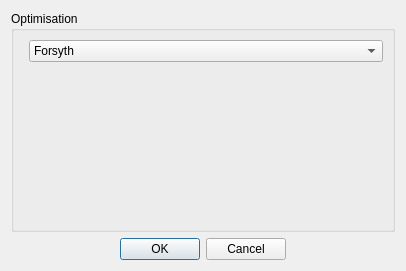
First picture: the form in src/ui/ExportDialog.ui, repository Warzone2100/WMIT, before the edit.
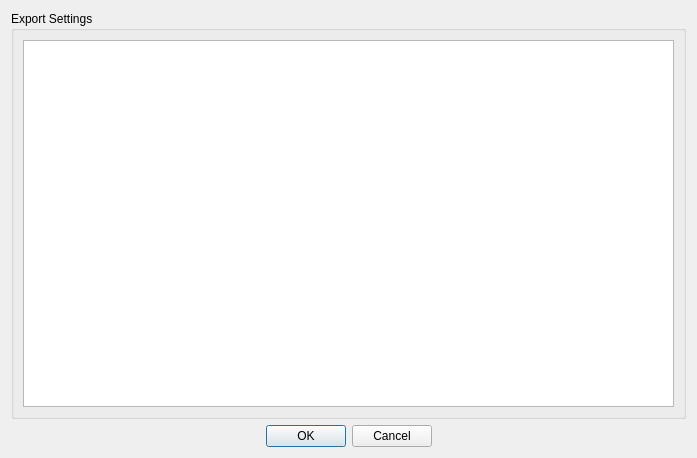
Second picture: the form after the edit.

Commit message: [WIP] Add proper export dialog for PIE format.

```diff
--- a/src/ui/ExportDialog.ui
+++ b/src/ui/ExportDialog.ui
@@ -6,8 +6,8 @@
    <rect>
     <x>0</x>
     <y>0</y>
-    <width>406</width>
-    <height>271</height>
+    <width>697</width>
+    <height>458</height>
    </rect>
   </property>
   <property name="windowTitle">
@@ -17,25 +17,11 @@
    <item>
     <widget class="QGroupBox" name="groupBox_2">
      <property name="title">
-      <string>Optimisation</string>
+      <string>Export Settings</string>
      </property>
-     <layout class="QFormLayout" name="formLayout">
-      <property name="fieldGrowthPolicy">
-       <enum>QFormLayout::AllNonFixedFieldsGrow</enum>
-      </property>
-      <item row="0" column="1">
-       <widget class="QComboBox" name="comboBox">
-        <item>
-         <property name="text">
-          <string>Forsyth</string>
-         </property>
-        </item>
-        <item>
-         <property name="text">
-          <string>None</string>
-         </property>
-        </item>
-       </widget>
+     <layout class="QVBoxLayout" name="verticalLayout">
+      <item>
+       <widget class="QTableView" name="tvExportCaps"/>
       </item>
      </layout>
     </widget>
```
Left out of the diff: 4 changed lines with no effect on the pictures. The commit also changes 7 other files.
